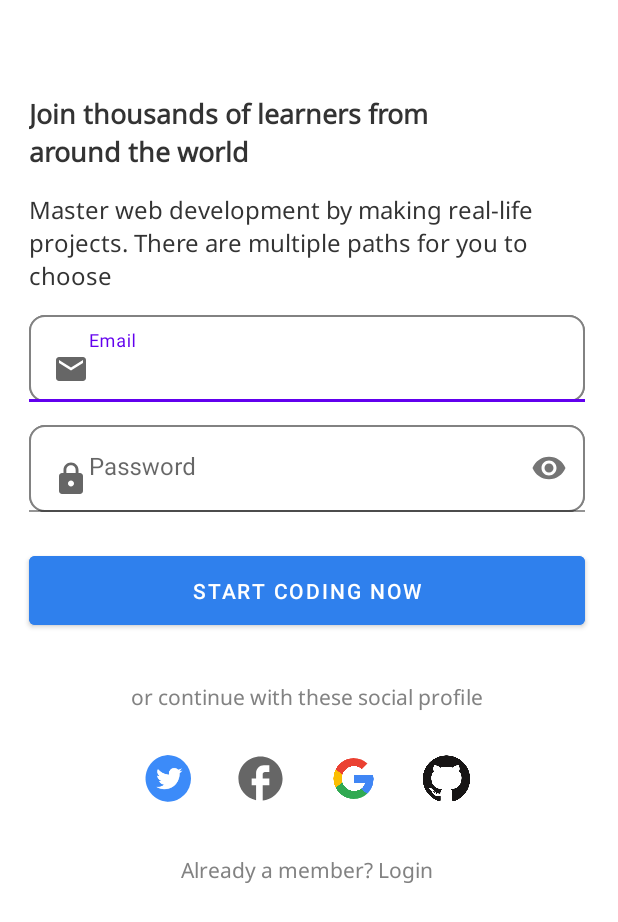
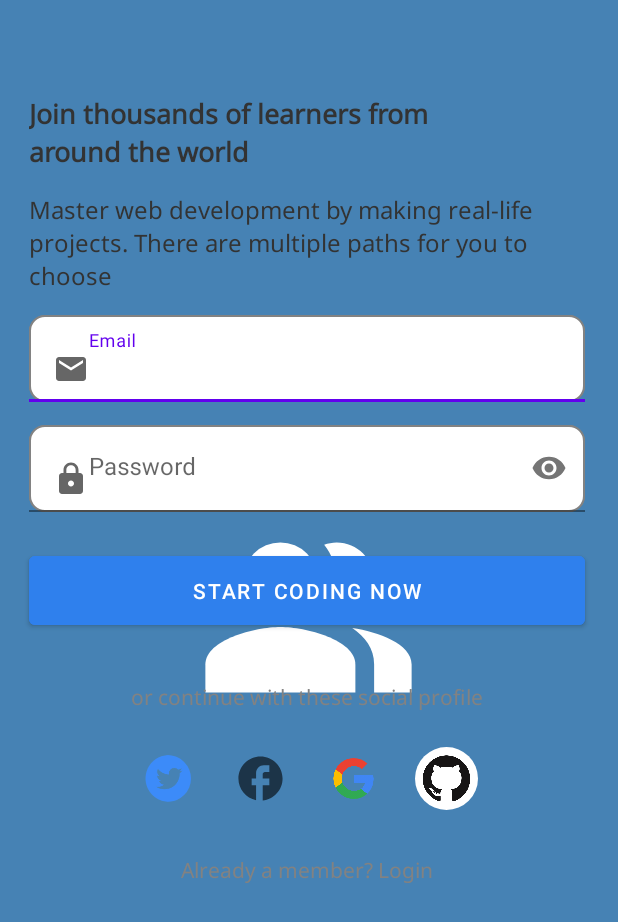
Before and after one commit to sirqoharastus/Mingler-App, an Android app: the layout fragment_login.xml on its own in the app's theme, with its tools: preview values and no code run, on a phone screen of 412 x 824 dp. Shown: the top 922 px of the screen. Run offline under Robolectric (Android 15) with nearby library versions, the phone set to English and light mode, and no system bars.

Commit message:
enabled view binding and set up splash screen

```diff
--- a/app/build.gradle
+++ b/app/build.gradle
@@ -15,6 +15,10 @@ android {
         versionName "1.0"
 
         testInstrumentationRunner "androidx.test.runner.AndroidJUnitRunner"
+    }
+
+    buildFeatures{
+        viewBinding =true
     }
 
     buildTypes {
--- a/app/src/main/java/com/example/minglerapp/ui/activities/AuthenticationActivity.kt
+++ b/app/src/main/java/com/example/minglerapp/ui/activities/AuthenticationActivity.kt
@@ -7,6 +7,7 @@ import com.example.minglerapp.R
 class AuthenticationActivity : AppCompatActivity() {
     override fun onCreate(savedInstanceState: Bundle?) {
         super.onCreate(savedInstanceState)
+        setTheme(R.style.Theme_MinglerApp)
         setContentView(R.layout.activity_authentication)
     }
 }
--- a/app/src/main/java/com/example/minglerapp/ui/activities/SplashScreenActivity.kt
+++ b/app/src/main/java/com/example/minglerapp/ui/activities/SplashScreenActivity.kt
@@ -2,6 +2,7 @@ package com.example.minglerapp.ui.activities
 
 import androidx.appcompat.app.AppCompatActivity
 import android.os.Bundle
+import com.example.minglerapp.R
 
 class SplashScreenActivity : AppCompatActivity() {
     override fun onCreate(savedInstanceState: Bundle?) {
--- a/app/src/main/res/drawable/ic_mingler_icon.xml
+++ b/app/src/main/res/drawable/ic_mingler_icon.xml
@@ -1,9 +1,9 @@
 <vector xmlns:android="http://schemas.android.com/apk/res/android"
-    android:width="24dp"
-    android:height="24dp"
+    android:width="150dp"
+    android:height="150dp"
     android:viewportWidth="24"
     android:viewportHeight="24"
-    android:tint="?attr/colorControlNormal">
+    android:tint="@color/white">
   <path
       android:fillColor="@android:color/white"
       android:pathData="M16.67,13.13C18.04,14.06 19,15.32 19,17v3h4v-3C23,14.82 19.43,13.53 16.67,13.13z"
--- /dev/null
+++ b/app/src/main/res/drawable/splash_screen_image.xml
@@ -0,0 +1,7 @@
+<?xml version="1.0" encoding="utf-8"?>
+<layer-list xmlns:android="http://schemas.android.com/apk/res/android">
+
+    <item android:drawable="@color/steel_blue"/>
+    <item android:drawable="@drawable/ic_mingler_icon" android:gravity="center"/>
+
+</layer-list>
--- a/app/src/main/res/layout/fragment_login.xml
+++ b/app/src/main/res/layout/fragment_login.xml
@@ -94,7 +94,7 @@
         android:layout_height="wrap_content"
         android:text="Start coding now"
         android:layout_marginTop="23dp"
-        android:backgroundTint="@color/button_color"
+        android:backgroundTint="@color/button_background"
         android:padding="13dp"
         app:layout_constraintStart_toStartOf="@+id/password_text_input_layout"
         app:layout_constraintTop_toBottomOf="@id/password_text_input_layout"
--- a/app/src/main/res/values/colors.xml
+++ b/app/src/main/res/values/colors.xml
@@ -9,5 +9,7 @@
     <color name="white">#FFFFFFFF</color>
     <color name="text_color_black">#333333</color>
     <color name="text_color_grey">#828282</color>
-    <color name="button_color">#2F80ED</color>
+    <color name="steel_blue">#4682b4</color>
+    <color name="button_color"></color>
+    <color name="button_background">#2F80ED</color>
 </resources>
--- a/app/src/main/res/values/themes.xml
+++ b/app/src/main/res/values/themes.xml
@@ -1,8 +1,8 @@
 <resources xmlns:tools="http://schemas.android.com/tools">
     <!-- Base application theme. -->
-    <style name="Theme.MinglerApp" parent="Theme.MaterialComponents.DayNight.DarkActionBar">
+    <style name="Theme.MinglerApp" parent="Theme.MaterialComponents.DayNight.NoActionBar">
         <!-- Primary brand color. -->
-        <item name="colorPrimary">@color/purple_500</item>
+        <item name="colorPrimary">@color/steel_blue</item>
         <item name="colorPrimaryVariant">@color/purple_700</item>
         <item name="colorOnPrimary">@color/white</item>
         <!-- Secondary brand color. -->
@@ -10,7 +10,12 @@
         <item name="colorSecondaryVariant">@color/teal_700</item>
         <item name="colorOnSecondary">@color/black</item>
         <!-- Status bar color. -->
-        <item name="android:statusBarColor" tools:targetApi="l">?attr/colorPrimaryVariant</item>
+        <item name="android:statusBarColor" tools:targetApi="l">@color/steel_blue</item>
         <!-- Customize your theme here. -->
     </style>
+
+    <style name="SplashScreenTheme" parent="Theme.MaterialComponents.Light.NoActionBar">
+        <item name="android:windowBackground">@drawable/splash_screen_image</item>
+        <item name="android:statusBarColor">@color/steel_blue</item>
+    </style>
 </resources>
```
Also changed, not shown: app/src/main/AndroidManifest.xml (+6 -4 lines), app/src/main/java/com/example/minglerapp/ui/fragments/LoginFragment.kt (+17 -1 lines), app/src/main/res/layout/activity_authentication.xml (+9 -0 lines).
